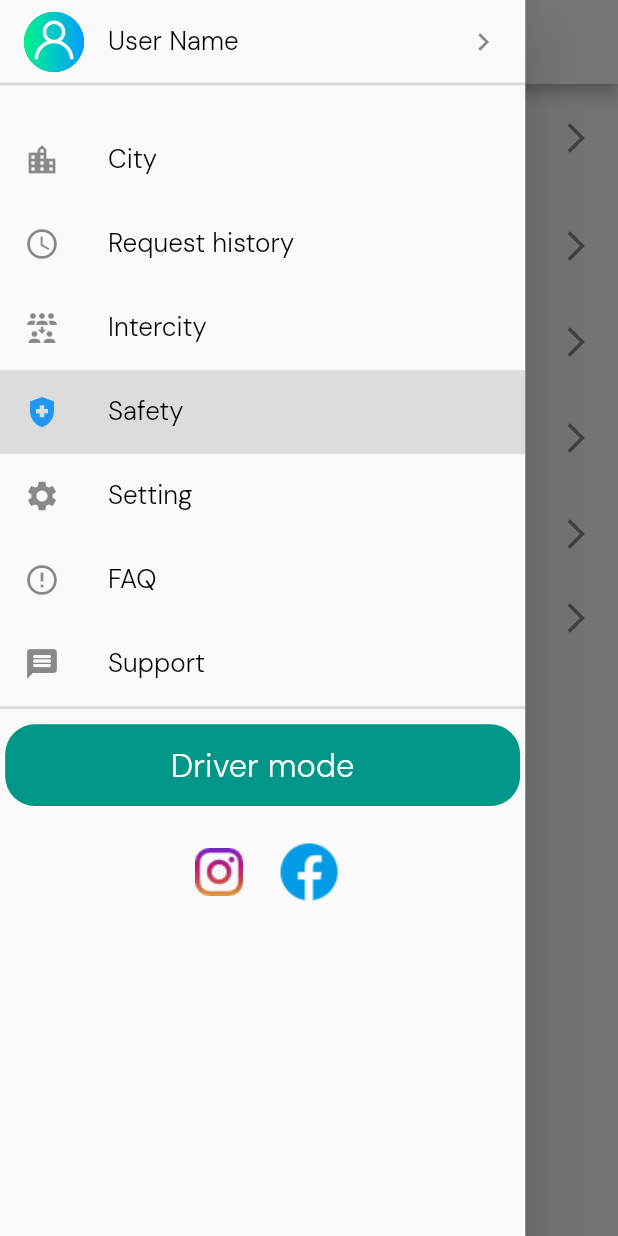
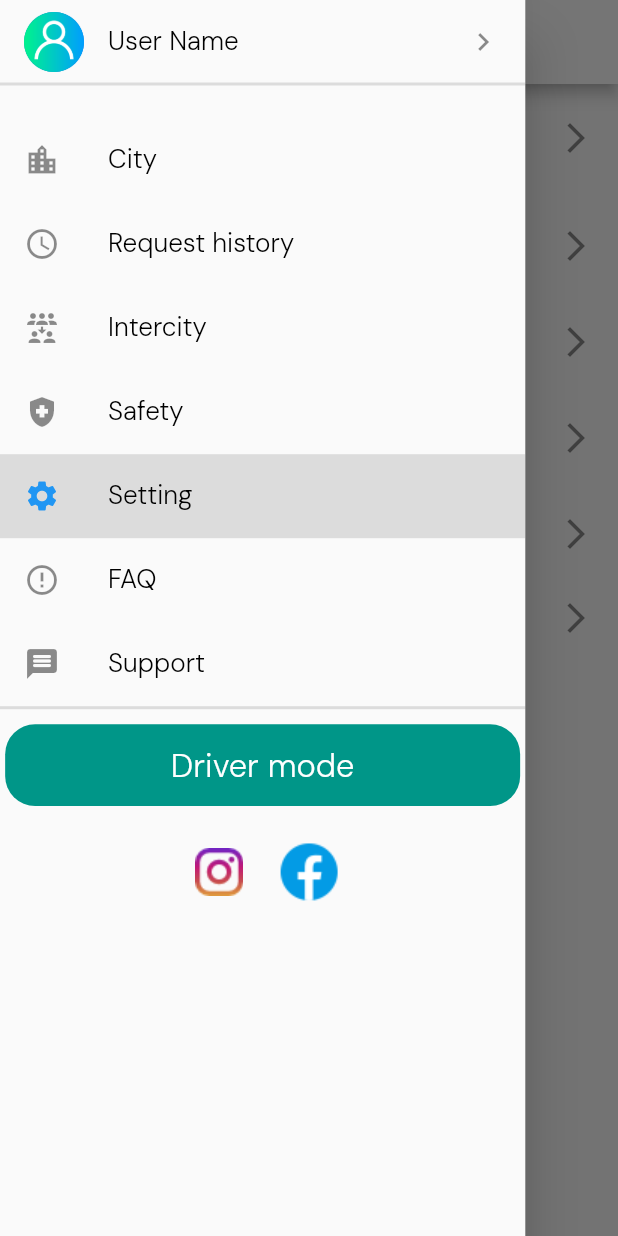
Before and after one commit to imranaziz1/WinDrive, a Flutter app: the SettingScreen screen opened directly, with the side drawer open, on a phone screen of 412 x 824 dp. Run offline on Flutter 3.47's test engine with Material 2 defaults, Android fonts, the light colour scheme and no system bars; our stand-ins replace flutter_screenutil, geolocator, google_fonts, google_maps_flutter, image_picker, intl_phone_number_input and 2 more; missing offline and left inert: flutter_polyline_points; Roboto replaces fonts that are missing (Poppins-LightItalic.ttf).

Commit message:
10/10/final

```diff
--- a/lib/Setting/setting_screen.dart
+++ b/lib/Setting/setting_screen.dart
@@ -41,7 +41,7 @@ ListTile _listTile2(context, Function() ontap, String title) {
 }
 
 class _SettingScreenState extends State<SettingScreen> {
-  String SelectedTab = 'safety';
+  String SelectedTab = 'setting';
 
   @override
   Widget build(BuildContext context) {
```
